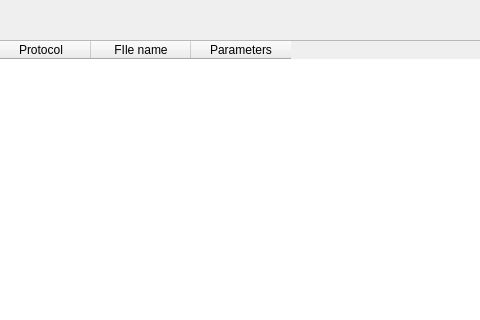
This is enginemanager.ui in fire-lizard/QBoard as Qt 5 draws it before an edit; both pictures show x 220 to 700 and y 0 to 320 of the 800 by 600 pixel window. The edited form follows.
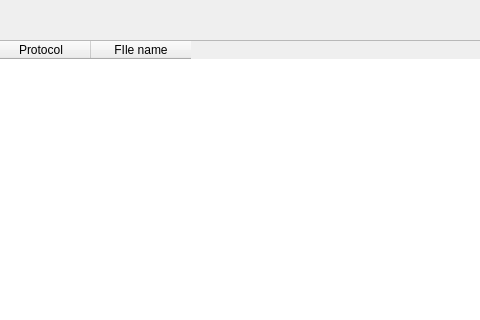
This is the edited form. Icons and pictures are not drawn.

The edit to the form file:
```diff
--- a/enginemanager.ui
+++ b/enginemanager.ui
@@ -70,11 +70,6 @@
      <string>FIle name</string>
     </property>
    </column>
-   <column>
-    <property name="text">
-     <string>Parameters</string>
-    </property>
-   </column>
   </widget>
   <widget class="QToolButton" name="toolButton">
    <property name="geometry">
```
